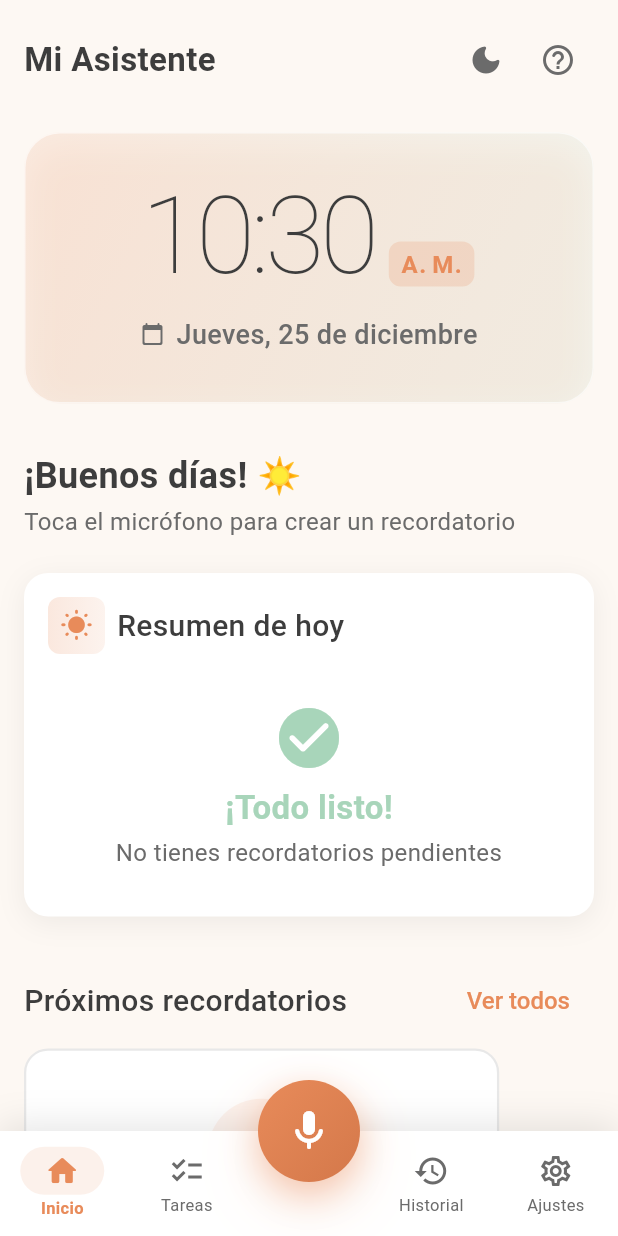
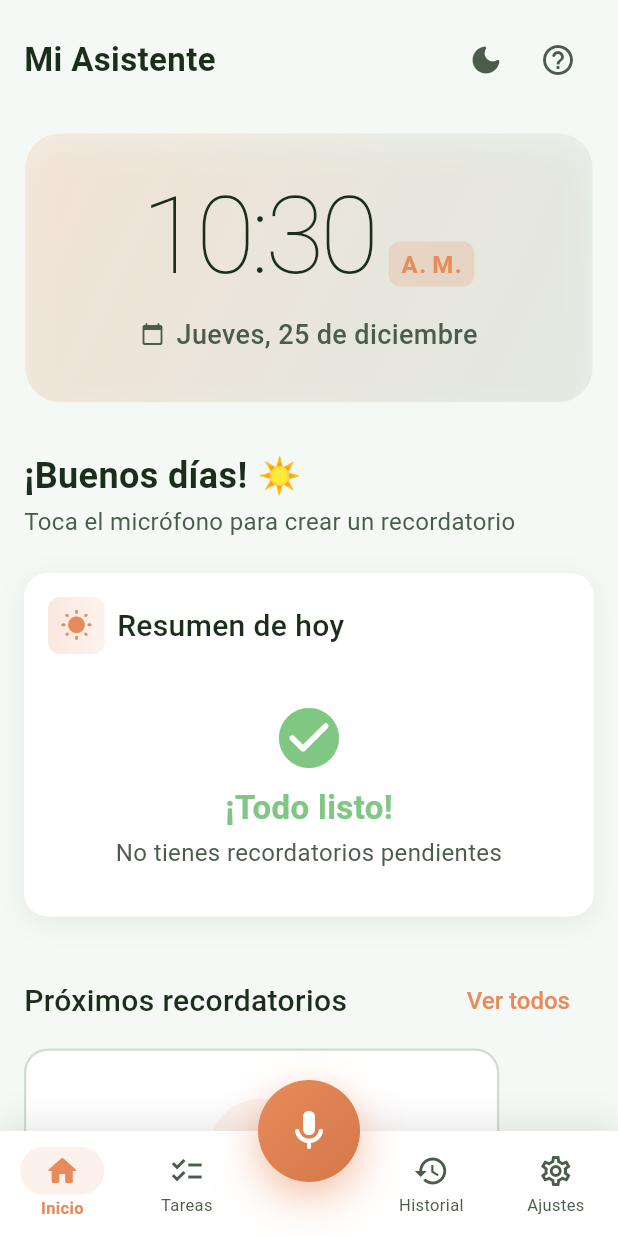
Before and after one commit to Tacuchi/let-me-know, a Flutter app: the screen it shows after launch, on a phone screen of 412 x 824 dp. Run offline on Flutter 3.47's test engine with Material 3 defaults, Android fonts, the phone set to English and light mode, and no system bars; our stand-ins replace drift, equatable, flutter_bloc, flutter_local_notifications, flutter_timezone, get_it and 5 more; accounts and stored records are empty; generated files the repository leaves out were written again; statements that could not run were skipped.

Commit message:
feat: nueva paleta de colores verde y centralización de iconos/colores
- Nueva paleta verde como color primario (tema claro y oscuro)
- Ajuste de colores de texto para mejor contraste en modo oscuro
- Centralizar icon, color, backgroundColor en ReminderType extension
- Añadir isNote getter en ReminderType
- Mantener naranja coral para acciones/FAB

Co-Authored-By: Warp <agent@warp.dev>

```diff
--- a/lib/core/constants/app_colors.dart
+++ b/lib/core/constants/app_colors.dart
@@ -1,85 +1,121 @@
 import 'package:flutter/material.dart';
 
 abstract final class AppColors {
-  // Tema Claro - Fondos
-  static const Color bgPrimary = Color(0xFFFDF8F3);
-  static const Color bgSecondary = Color(0xFFFFFFFF);
-  static const Color bgTertiary = Color(0xFFF5F0EB);
+  // ==========================================================================
+  // PALETA PRINCIPAL - VERDE
+  // ==========================================================================
 
-  // Tema Claro - Acentos
-  static const Color accentPrimary = Color(0xFFE88B5A);
-  static const Color accentSecondary = Color(0xFF7DCFB6);
-  static const Color accentTertiary = Color(0xFF81D4FA);
+  // Verde primario (usado en acciones principales, botones success)
+  static const Color primary = Color(0xFF2E7D32);        // Verde bosque
+  static const Color primaryLight = Color(0xFF4CAF50);   // Verde medio
+  static const Color primaryDark = Color(0xFF1B5E20);    // Verde muy oscuro
+  static const Color primarySurface = Color(0xFFE8F5E9); // Verde muy claro (bg)
 
-  // Tema Claro - Texto
-  static const Color textPrimary = Color(0xFF3D3D3D);
-  static const Color textSecondary = Color(0xFF6B6B6B);
-  static const Color textHelper = Color(0xFF8B8B8B);
-  static const Color textOnPrimary = Color(0xFFFFFFFF);
+  // Verde para tema oscuro
+  static const Color primaryDarkMode = Color(0xFF66BB6A);     // Verde vibrante
+  static const Color primarySurfaceDark = Color(0xFF1A2E1A);  // Verde oscuro (bg)
 
-  // Estados
-  static const Color error = Color(0xFFE57373);
+  // ==========================================================================
+  // TEMA CLARO
+  // ==========================================================================
+
+  // Fondos
+  static const Color bgPrimary = Color(0xFFF5F9F5);      // Verde muy sutil
+  static const Color bgSecondary = Color(0xFFFFFFFF);    // Blanco
+  static const Color bgTertiary = Color(0xFFEDF5ED);     // Verde pálido
+
+  // Acentos (naranja coral para acciones - contrasta con verde)
+  static const Color accentPrimary = Color(0xFFE88B5A);  // Naranja coral (FAB, mic)
+  static const Color accentSecondary = Color(0xFF26A69A); // Teal (secundario)
+  static const Color accentTertiary = Color(0xFF5C6BC0); // Indigo (terciario)
+
+  // Texto
+  static const Color textPrimary = Color(0xFF1B2E1B);    // Verde muy oscuro
+  static const Color textSecondary = Color(0xFF4A5D4A);  // Verde grisáceo
+  static const Color textHelper = Color(0xFF6B7B6B);     // Verde claro
+  static const Color textOnPrimary = Color(0xFFFFFFFF);  // Blanco
+
+  // Divisores
+  static const Color divider = Color(0xFFD0DCD0);        // Verde gris claro
+  static const Color outline = Color(0xFFB8C8B8);
+  static const Color shadow = Color(0x1A1B5E20);         // Sombra verde
+  static const Color scrim = Color(0x521B5E20);
+
+  // ==========================================================================
+  // TEMA OSCURO
+  // ==========================================================================
+
+  // Fondos oscuros con tinte verde - ajustados para buen contraste
+  static const Color bgPrimaryDark = Color(0xFF121A12);    // Fondo principal oscuro
+  static const Color bgSecondaryDark = Color(0xFF1E2D1E);  // Tarjetas/cards
+  static const Color bgTertiaryDark = Color(0xFF2A3D2A);   // Elementos elevados
+
+  // Acentos en modo oscuro
+  static const Color accentPrimaryDark = Color(0xFFFFAB7A);   // Naranja claro
+  static const Color accentSecondaryDark = Color(0xFF80CBC4); // Teal claro
+
+  // Texto en modo oscuro - colores claros para buen contraste
+  static const Color textPrimaryDark = Color(0xFFF5F5F5);   // Casi blanco
+  static const Color textSecondaryDark = Color(0xFFB8D4B8); // Verde claro
+  static const Color textHelperDark = Color(0xFF8CA88C);    // Verde medio
+
+  // Divisores en modo oscuro
+  static const Color dividerDark = Color(0xFF2E4A2E);      // Verde oscuro
+  static const Color outlineDark = Color(0xFF3D5C3D);
+
+  // ==========================================================================
+  // ESTADOS
+  // ==========================================================================
+
+  static const Color success = Color(0xFF4CAF50);      // Verde éxito
+  static const Color error = Color(0xFFE57373);        // Rojo error
   static const Color errorContainer = Color(0xFFFFDAD6);
-  static const Color recording = Color(0xFFFF7043);
-  static const Color completed = Color(0xFFA8D5BA);
-  static const Color pending = Color(0xFFFFE0B2);
-  static const Color overdue = Color(0xFFFFCDD2);
-  static const Color success = Color(0xFF4CAF50);
-  static const Color warning = Color(0xFFFFB74D);
+  static const Color warning = Color(0xFFFFB74D);      // Ámbar advertencia
+  static const Color recording = Color(0xFFFF7043);    // Naranja grabando
 
-  // Tema Claro - Divisores
-  static const Color divider = Color(0xFFE8E8E8);
-  static const Color outline = Color(0xFFD0D0D0);
-  static const Color shadow = Color(0x1A000000);
-  static const Color scrim = Color(0x52000000);
+  // Estados de recordatorios
+  static const Color completed = Color(0xFF81C784);    // Verde completado
+  static const Color pending = Color(0xFFFFF3E0);      // Crema pendiente
+  static const Color overdue = Color(0xFFEF9A9A);      // Rojo suave vencido
 
-  // Tema Oscuro - Fondos
-  static const Color bgPrimaryDark = Color(0xFF1A1A1A);
-  static const Color bgSecondaryDark = Color(0xFF2D2D2D);
-  static const Color bgTertiaryDark = Color(0xFF3D3D3D);
+  // ==========================================================================
+  // COLORES POR TIPO DE RECORDATORIO
+  // ==========================================================================
 
-  // Tema Oscuro - Acentos
-  static const Color accentPrimaryDark = Color(0xFFFFAB7A);
-  static const Color accentSecondaryDark = Color(0xFF9EECD6);
+  static const Color reminderMedication = Color(0xFF26A69A);  // Teal - salud
+  static const Color reminderAppointment = Color(0xFF5C6BC0); // Indigo - citas
+  static const Color reminderCall = Color(0xFF7E57C2);        // Púrpura - llamadas
+  static const Color reminderShopping = Color(0xFFFFB74D);    // Ámbar - compras
+  static const Color reminderTask = Color(0xFF66BB6A);        // Verde - tareas
+  static const Color reminderEvent = Color(0xFF42A5F5);       // Azul - eventos
+  static const Color reminderLocation = Color(0xFF78909C);    // Gris azul - notas
 
-  // Tema Oscuro - Texto
-  static const Color textPrimaryDark = Color(0xFFF5F5F5);
-  static const Color textSecondaryDark = Color(0xFFB0B0B0);
-  static const Color textHelperDark = Color(0xFF808080);
+  // ==========================================================================
+  // GRADIENTES
+  // ==========================================================================
 
-  // Tema Oscuro - Divisores
-  static const Color dividerDark = Color(0xFF404040);
-  static const Color outlineDark = Color(0xFF505050);
+  static const LinearGradient primaryGradient = LinearGradient(
+    begin: Alignment.topLeft,
+    end: Alignment.bottomRight,
+    colors: [primary, primaryDark],
+  );
 
-  // Tipos de Recordatorio
-  static const Color reminderMedication = Color(0xFF7DCFB6);
-  static const Color reminderAppointment = Color(0xFF81D4FA);
-  static const Color reminderCall = Color(0xFFCE93D8);
-  static const Color reminderShopping = Color(0xFFFFE082);
-  static const Color reminderTask = Color(0xFFFFAB91);
-  static const Color reminderEvent = Color(0xFF90CAF9);
-  static const Color reminderLocation = Color(0xFFB39DDB); // Morado suave para notas
-
-  // Gradientes
-  static const LinearGradient primaryGradient = LinearGradient(
+  static const LinearGradient accentGradient = LinearGradient(
     begin: Alignment.topLeft,
     end: Alignment.bottomRight,
     colors: [accentPrimary, Color(0xFFD4784A)],
   );
 
-  static const LinearGradient secondaryGradient = LinearGradient(
+  static const LinearGradient surfaceGradient = LinearGradient(
     begin: Alignment.topLeft,
     end: Alignment.bottomRight,
-    colors: [accentSecondary, Color(0xFF5AB89A)],
+    colors: [primarySurface, Color(0xFFC8E6C9)],
   );
 
-  static const LinearGradient warmGradient = LinearGradient(
-    begin: Alignment.topLeft,
-    end: Alignment.bottomRight,
-    colors: [Color(0xFFFFF3E0), Color(0xFFE8F5E9)],
-  );
+  // ==========================================================================
+  // FUNCIONES ADAPTATIVAS
+  // ==========================================================================
 
-  // Colores Adaptivos
   static Color bgPrimaryAdaptive(Brightness brightness) =>
       brightness == Brightness.dark ? bgPrimaryDark : bgPrimary;
 
@@ -97,4 +133,7 @@ abstract final class AppColors {
 
   static Color dividerAdaptive(Brightness brightness) =>
       brightness == Brightness.dark ? dividerDark : divider;
+
+  static Color primaryAdaptive(Brightness brightness) =>
+      brightness == Brightness.dark ? primaryDarkMode : primary;
 }
--- a/lib/features/reminders/domain/entities/reminder_type.dart
+++ b/lib/features/reminders/domain/entities/reminder_type.dart
@@ -1,40 +1,46 @@
-/// Tipos de recordatorio detectados por el LLM
-/// Cada tipo tiene asociado un ícono y color
+import 'package:flutter/material.dart';
+import '../../../../core/constants/app_colors.dart';
+
+/// Tipos de recordatorio detectados por el parser
+/// Cada tipo tiene asociado un ícono, color y características específicas
 enum ReminderType {
-  /// Medicamentos, pastillas
+  /// Medicamentos, pastillas - Alta prioridad, notificación crítica
   medication,
 
-  /// Citas médicas, doctores
+  /// Citas médicas, doctores - Alta prioridad
   appointment,
 
-  /// Llamadas telefónicas
+  /// Llamadas telefónicas - Prioridad media
   call,
 
-  /// Compras, lista de compras
+  /// Compras, lista de compras - Prioridad baja
   shopping,
 
-  /// Tareas generales
+  /// Tareas generales - Prioridad media
   task,
 
-  /// Eventos, reuniones
+  /// Eventos, reuniones, celebraciones - Prioridad media
   event,
 
-  /// Nota de ubicación / objeto (sin fecha)
+  /// Nota de ubicación / objeto (sin fecha, sin notificación)
   location,
 }
 
-/// Extensión para obtener información del tipo de recordatorio
+/// Extensión para obtener información visual y semántica del tipo de recordatorio
 extension ReminderTypeExtension on ReminderType {
+  /// Si este tipo representa una nota (sin fecha/alarma)
+  bool get isNote => this == ReminderType.location;
+
   /// Nombre legible del tipo
   String get displayName {
     return switch (this) {
       ReminderType.medication => 'Medicamento',
-      ReminderType.appointment => 'Cita médica',
+      ReminderType.appointment => 'Cita',
       ReminderType.call => 'Llamada',
       ReminderType.shopping => 'Compras',
       ReminderType.task => 'Tarea',
       ReminderType.event => 'Evento',
-      ReminderType.location => 'Ubicación',
+      ReminderType.location => 'Nota',
     };
   }
 
@@ -45,12 +51,41 @@ extension ReminderTypeExtension on ReminderType {
   String get emoji {
     return switch (this) {
       ReminderType.medication => '💊',
-      ReminderType.appointment => '🏥',
+      ReminderType.appointment => '📅',
       ReminderType.call => '📞',
       ReminderType.shopping => '🛒',
-      ReminderType.task => '📝',
-      ReminderType.event => '📅',
-      ReminderType.location => '📍',
+      ReminderType.task => '✅',
+      ReminderType.event => '🎉',
+      ReminderType.location => '📌',
     };
   }
+
+  /// Ícono Material asociado al tipo (centralizado para todas las vistas)
+  IconData get icon {
+    return switch (this) {
+      ReminderType.medication => Icons.medication_rounded,
+      ReminderType.appointment => Icons.calendar_month_rounded,
+      ReminderType.call => Icons.call_rounded,
+      ReminderType.shopping => Icons.shopping_bag_rounded,
+      ReminderType.task => Icons.check_circle_outline_rounded,
+      ReminderType.event => Icons.celebration_rounded,
+      ReminderType.location => Icons.push_pin_rounded,
+    };
+  }
+
+  /// Color asociado al tipo (centralizado para todas las vistas)
+  Color get color {
+    return switch (this) {
+      ReminderType.medication => AppColors.reminderMedication,
+      ReminderType.appointment => AppColors.reminderAppointment,
+      ReminderType.call => AppColors.reminderCall,
+      ReminderType.shopping => AppColors.reminderShopping,
+      ReminderType.task => AppColors.reminderTask,
+      ReminderType.event => AppColors.reminderEvent,
+      ReminderType.location => AppColors.reminderLocation,
+    };
+  }
+
+  /// Color de fondo suave para el tipo (15% opacidad)
+  Color get backgroundColor => color.withValues(alpha: 0.15);
 }
```
